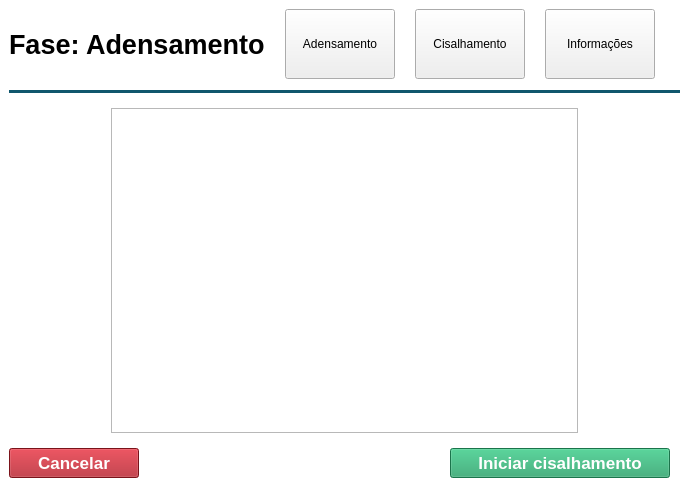
Before: the Qt Designer form Code/Interface/mainwindow.ui in Matheusodias/infralab_direct_shear_embedded_interface, drawn with Qt 5.
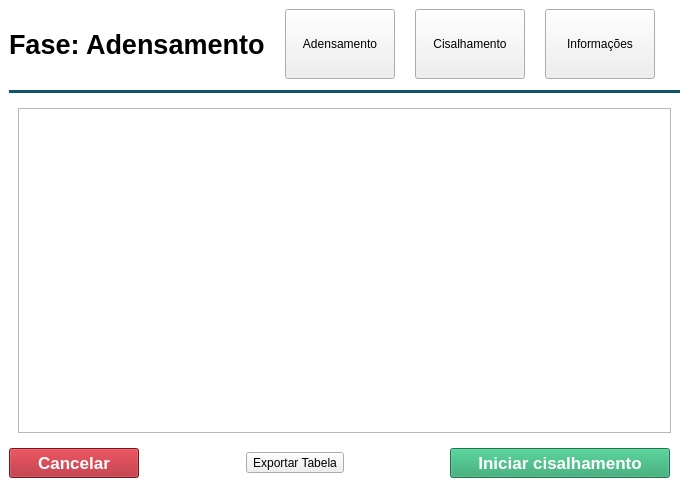
After: the same form once the commit is applied. The open tabs and pages were chosen to show the change. Icons and pictures are not drawn.

Commit message: Add file experimento54_tabelaAdensamento.csv

```diff
--- a/Code/Interface/mainwindow.ui
+++ b/Code/Interface/mainwindow.ui
@@ -440,36 +440,10 @@
           <widget class="QWidget" name="info_page">
            <layout class="QVBoxLayout" name="verticalLayout_12">
             <item>
-             <layout class="QHBoxLayout" name="horizontalLayout_9" stretch="1,5,1">
-              <item>
-               <spacer name="horizontalSpacer_25">
-                <property name="orientation">
-                 <enum>Qt::Horizontal</enum>
-                </property>
-                <property name="sizeHint" stdset="0">
-                 <size>
-                  <width>40</width>
-                  <height>20</height>
-                 </size>
-                </property>
-               </spacer>
-              </item>
+             <layout class="QHBoxLayout" name="horizontalLayout_9" stretch="5">
               <item>
                <widget class="QTableWidget" name="info_tableWidget"/>
               </item>
-              <item>
-               <spacer name="horizontalSpacer_26">
-                <property name="orientation">
-                 <enum>Qt::Horizontal</enum>
-                </property>
-                <property name="sizeHint" stdset="0">
-                 <size>
-                  <width>40</width>
-                  <height>20</height>
-                 </size>
-                </property>
-               </spacer>
-              </item>
              </layout>
             </item>
            </layout>
@@ -940,7 +914,7 @@
          </widget>
         </item>
         <item>
-         <layout class="QHBoxLayout" name="outside_experiment_bottom_layout" stretch="1,3,1">
+         <layout class="QHBoxLayout" name="outside_experiment_bottom_layout" stretch="1,2,1,2,3">
           <property name="spacing">
            <number>20</number>
           </property>
@@ -1014,6 +988,26 @@
             </property>
            </spacer>
           </item>
+          <item>
+           <widget class="QToolButton" name="exportTable_toolButton">
+            <property name="text">
+             <string>Exportar Tabela</string>
+            </property>
+           </widget>
+          </item>
+          <item>
+           <spacer name="horizontalSpacer_25">
+            <property name="orientation">
+             <enum>Qt::Horizontal</enum>
+            </property>
+            <property name="sizeHint" stdset="0">
+             <size>
+              <width>40</width>
+              <height>20</height>
+             </size>
+            </property>
+           </spacer>
+          </item>
           <item>
            <widget class="QToolButton" name="initShear_FinishExperiment_toolButton">
             <property name="minimumSize">
```
Left out of the diff: 2 changed lines with no effect on the pictures. The commit also changes 9 other files.
